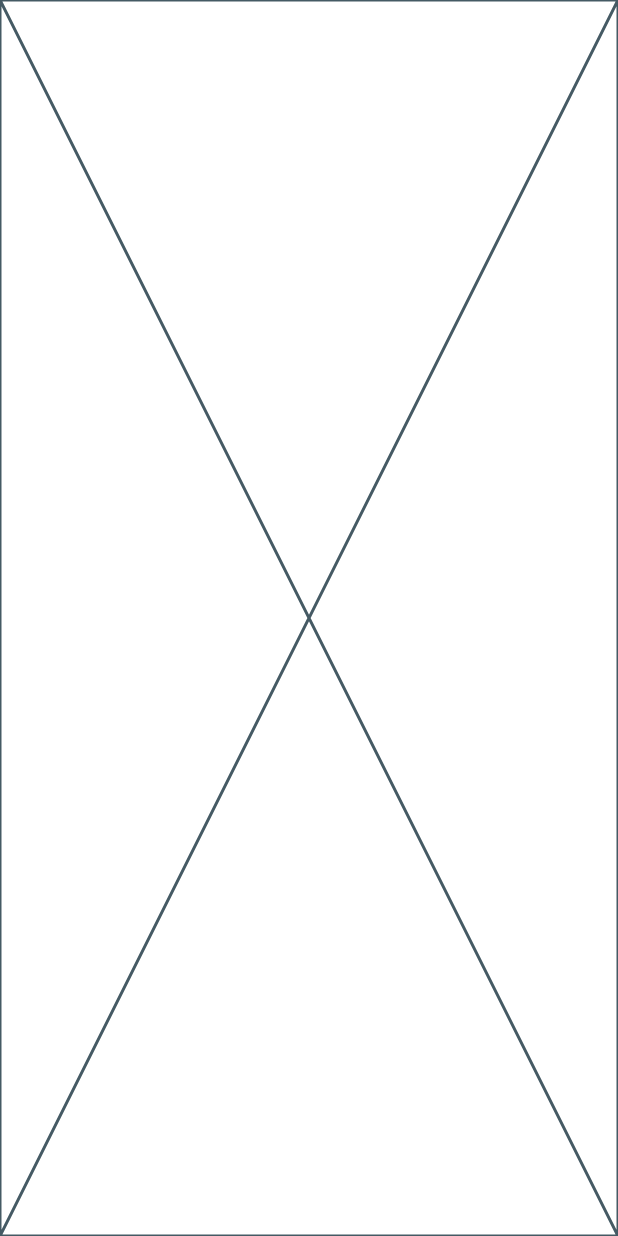
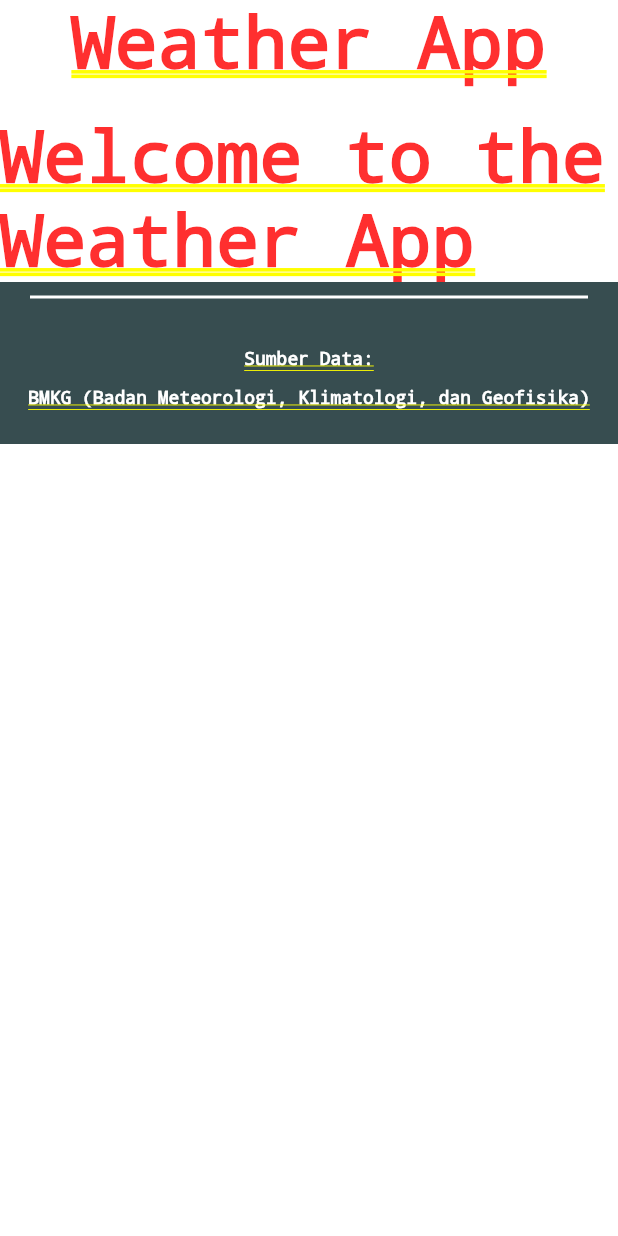
Before and after one commit to otakmager/weather_app, a Flutter app: the screen it shows after launch, on a phone screen of 412 x 824 dp. Run offline on Flutter 3.47's test engine with Material 3 defaults, Android fonts, the phone set to English and light mode, and no system bars.

Commit message:
add assets and widgets

```diff
--- a/lib/feature/view/home_screen.dart
+++ b/lib/feature/view/home_screen.dart
@@ -1,4 +1,6 @@
 import 'package:flutter/material.dart';
+
+import '../../widgets/info_source.dart';
 
 class HomeScreen extends StatefulWidget {
   const HomeScreen({super.key});
@@ -10,6 +12,15 @@
 class _HomeScreenState extends State<HomeScreen> {
   @override
   Widget build(BuildContext context) {
-    return const Placeholder();
+    return const Column(
+      mainAxisAlignment: MainAxisAlignment.start,
+      crossAxisAlignment: CrossAxisAlignment.center,
+      children: [
+        Text('Weather App'),
+        SizedBox(height: 20),
+        Text('Welcome to the Weather App'),
+        InfoSource()
+      ],
+    );
   }
 }
--- /dev/null
+++ b/lib/widgets/info_source.dart
@@ -0,0 +1,39 @@
+import 'package:flutter/material.dart';
+
+class InfoSource extends StatelessWidget {
+  const InfoSource({super.key});
+
+  @override
+  Widget build(BuildContext context) {
+    return Container(
+      color: const Color.fromARGB(255, 55, 77, 80),
+      child: const Column(
+        mainAxisAlignment: MainAxisAlignment.start,
+        crossAxisAlignment: CrossAxisAlignment.center,
+        children: [
+          Divider(
+            color: Colors.white,
+            height: 20,
+            thickness: 2,
+            indent: 20,
+            endIndent: 20,
+          ),
+          SizedBox(height: 24),
+          Text(
+            'Sumber Data:',
+            style: TextStyle(
+                fontWeight: FontWeight.bold, fontSize: 12, color: Colors.white),
+            textAlign: TextAlign.center,
+          ),
+          SizedBox(height: 12),
+          Text(
+            'BMKG (Badan Meteorologi, Klimatologi, dan Geofisika)',
+            style: TextStyle(fontSize: 12, color: Colors.white),
+            textAlign: TextAlign.center,
+          ),
+          SizedBox(height: 24),
+        ],
+      ),
+    );
+  }
+}
```
Also changed, not shown: lib/widgets/info_main.dart (added, +48 -0 lines), pubspec.yaml (+4 -5 lines), assets/weathers/1_cerah_day.png (added), assets/weathers/1_cerah_night.png (added), assets/weathers/2_cerah_awan_day.png (added), assets/weathers/2_cerah_awan_night.png (added), assets/weathers/3_berawan_day.png (added), assets/weathers/3_berawan_night.png (added), assets/weathers/4_berawan_tebal.png (added), assets/weathers/5_udara_kabur.png (added), assets/weathers/6_hujan_ringan.png (added), assets/weathers/7_hujan_sedang.png (added), assets/weathers/8_hujan_lebat.png (added), assets/weathers/9_hujan_petir.png (added).
